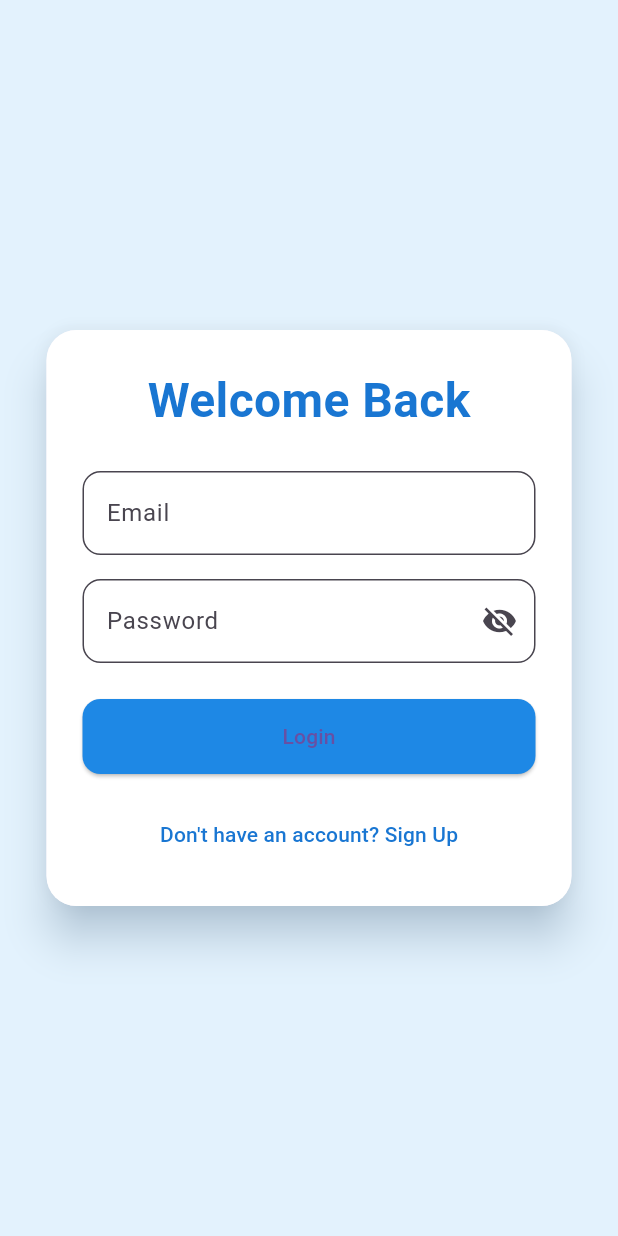
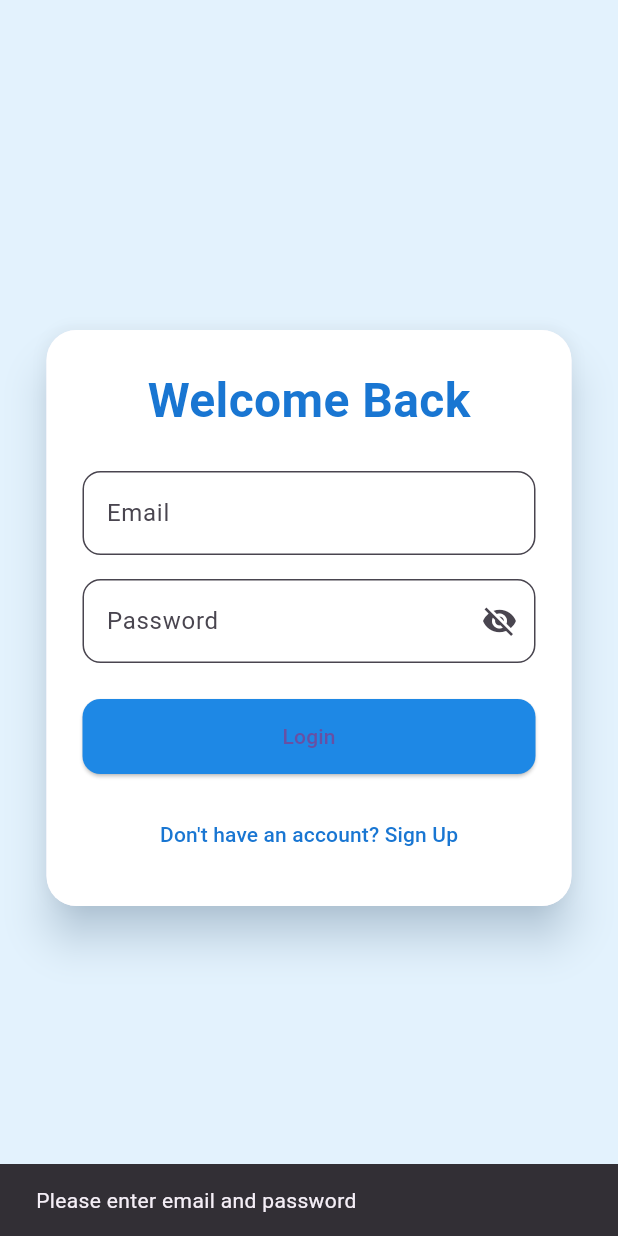
Before and after one commit to Ashithdeveloper/scholar_Track, a Flutter app: the screen it shows after launch, after a tap on "Login", on a phone screen of 412 x 824 dp. Run offline on Flutter 3.47's test engine with Material 3 defaults, Android fonts, the light colour scheme and no system bars.

Commit message:
Initial Flutter project commit

```diff
--- a/ScholerTrack/lib/login_page/login.dart
+++ b/ScholerTrack/lib/login_page/login.dart
@@ -1,7 +1,7 @@
 import 'package:flutter/material.dart';
 import 'package:http/http.dart' as http;
 import 'dart:convert';
-import '../homepage/profilepage.dart';
+import '../homepage/mainpage.dart';
 
 class LoginPage extends StatefulWidget {
   @override
@@ -18,29 +18,41 @@ class _LoginPageState extends State<LoginPage> {
     String email = emailController.text.trim();
     String password = passwordController.text.trim();
 
+    if (email.isEmpty || password.isEmpty) {
+      ScaffoldMessenger.of(context).showSnackBar(
+        SnackBar(content: Text("Please enter email and password")),
+      );
+      return;
+    }
+
+    setState(() {
+      _isLoading = true; // show loading spinner
+    });
+
+    try {
       final response = await http.post(
         Uri.parse("https://scholar-zceo.onrender.com/api/user/login"),
         headers: {"Content-Type": "application/json"},
         body: jsonEncode({"email": email, "password": password}),
       );
 
+      setState(() {
+        _isLoading = false; // hide loading spinner
+      });
+
       if (response.statusCode == 200) {
         final data = jsonDecode(response.body);
-      final token = data['token']; // ✅ get token
+        final token = data['token'];
 
         ScaffoldMessenger.of(context).showSnackBar(
           SnackBar(content: Text("Login Successful!")),
         );
 
+        // Navigate to MainPage and pass the token
         Navigator.pushReplacement(
           context,
           MaterialPageRoute(
-          builder: (context) => ProfilePage(
-            language: "EN", // or your current selected language
-            onLanguageChange: () {},
-            translate: (key) => key,
-            token: token, // ✅ pass token here
-          ),
+            builder: (context) => MainPage(token: token),
           ),
         );
       } else {
@@ -48,8 +60,15 @@ class _LoginPageState extends State<LoginPage> {
           SnackBar(content: Text("Login failed: ${response.body}")),
         );
       }
+    } catch (e) {
+      setState(() {
+        _isLoading = false;
+      });
+      ScaffoldMessenger.of(context).showSnackBar(
+        SnackBar(content: Text("Error: $e")),
+      );
     }
-
+  }
 
   @override
   Widget build(BuildContext context) {
@@ -60,8 +79,7 @@ class _LoginPageState extends State<LoginPage> {
           padding: EdgeInsets.all(24),
           child: Card(
             elevation: 12,
-            shape:
-            RoundedRectangleBorder(borderRadius: BorderRadius.circular(20)),
+            shape: RoundedRectangleBorder(borderRadius: BorderRadius.circular(20)),
             shadowColor: Colors.blue.shade100,
             child: Container(
               padding: EdgeInsets.all(24),
@@ -73,11 +91,14 @@ class _LoginPageState extends State<LoginPage> {
               child: Column(
                 mainAxisAlignment: MainAxisAlignment.center,
                 children: [
-                  Text("Welcome Back",
+                  Text(
+                    "Welcome Back",
                     style: TextStyle(
                       fontSize: 32,
                       fontWeight: FontWeight.bold,
-                          color: Colors.blue.shade700)),
+                      color: Colors.blue.shade700,
+                    ),
+                  ),
                   SizedBox(height: 24),
                   TextField(
                     controller: emailController,
@@ -87,7 +108,9 @@ class _LoginPageState extends State<LoginPage> {
                       filled: true,
                       fillColor: Colors.white,
                       border: OutlineInputBorder(
-                            borderRadius: BorderRadius.circular(12))),
+                        borderRadius: BorderRadius.circular(12),
+                      ),
+                    ),
                   ),
                   SizedBox(height: 16),
                   TextField(
@@ -98,7 +121,8 @@ class _LoginPageState extends State<LoginPage> {
                       filled: true,
                       fillColor: Colors.white,
                       border: OutlineInputBorder(
-                          borderRadius: BorderRadius.circular(12)),
+                        borderRadius: BorderRadius.circular(12),
+                      ),
                       suffixIcon: IconButton(
                         icon: Icon(_obscurePassword
                             ? Icons.visibility_off
@@ -112,20 +136,29 @@ class _LoginPageState extends State<LoginPage> {
                     ),
                   ),
                   SizedBox(height: 24),
-                  _isLoading
-                      ? CircularProgressIndicator(color: Colors.blue)
-                      : ElevatedButton(
-                    onPressed: login,
+                  SizedBox(
+                    width: double.infinity,
+                    height: 50,
+                    child: ElevatedButton(
+                      onPressed: _isLoading ? null : login,
                       style: ElevatedButton.styleFrom(
-                        minimumSize: Size(double.infinity, 50),
                         backgroundColor: Colors.blue.shade600,
                         shape: RoundedRectangleBorder(
-                            borderRadius: BorderRadius.circular(12))),
-                    child: Text("Login"),
+                          borderRadius: BorderRadius.circular(12),
+                        ),
+                      ),
+                      child: _isLoading
+                          ? CircularProgressIndicator(
+                        color: Colors.white,
+                      )
+                          : Text("Login"),
+                    ),
                   ),
                   SizedBox(height: 16),
                   TextButton(
-                    onPressed: () {
+                    onPressed: _isLoading
+                        ? null
+                        : () {
                       Navigator.pushNamed(context, '/signup');
                     },
                     child: Text(
--- a/ScholerTrack/lib/login_page/signup.dart
+++ b/ScholerTrack/lib/login_page/signup.dart
@@ -88,6 +88,8 @@ class _SignupPageState extends State<SignupPage> {
       setState(() => _isLoading = false);
 
       if (response.statusCode == 200 || response.statusCode == 201) {
+        final token = data['token']; // ✅ get token
+
         ScaffoldMessenger.of(context).showSnackBar(
           SnackBar(
             content: Text("Signup successful! Redirecting..."),
@@ -99,7 +101,7 @@ class _SignupPageState extends State<SignupPage> {
         Future.delayed(Duration(seconds: 1), () {
           Navigator.pushReplacement(
             context,
-            MaterialPageRoute(builder: (context) => MainPage()),
+            MaterialPageRoute(builder: (context) => MainPage(token: '',)),
           );
         });
       } else {
```
Also changed, not shown: ScholerTrack/lib/homepage/mainpage.dart (+5 -2 lines), ScholerTrack/lib/homepage/profilepage.dart (+93 -58 lines). Lines whose indentation alone changed are shown as unchanged.
